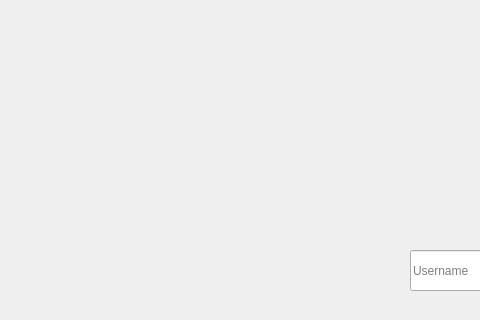
ryantrain/Prodmax, file layouts/register.ui: the form before one commit; both pictures show x 0 to 480 and y 0 to 320 of the 1090 by 876 pixel window.
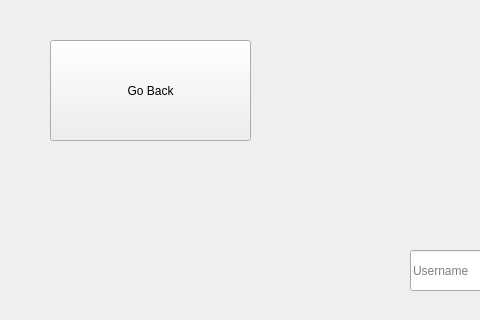
The form after the commit.

Commit message: Now clears inputs when clicking either login button on login page and upon switching screens

```diff
--- a/layouts/register.ui
+++ b/layouts/register.ui
@@ -78,6 +78,19 @@
     <string>Phone Number</string>
    </property>
   </widget>
+  <widget class="QPushButton" name="previous_button">
+   <property name="geometry">
+    <rect>
+     <x>50</x>
+     <y>40</y>
+     <width>201</width>
+     <height>101</height>
+    </rect>
+   </property>
+   <property name="text">
+    <string>Go Back</string>
+   </property>
+  </widget>
  </widget>
  <tabstops>
   <tabstop>username_field</tabstop>
```
The commit also changes 3 other files.
